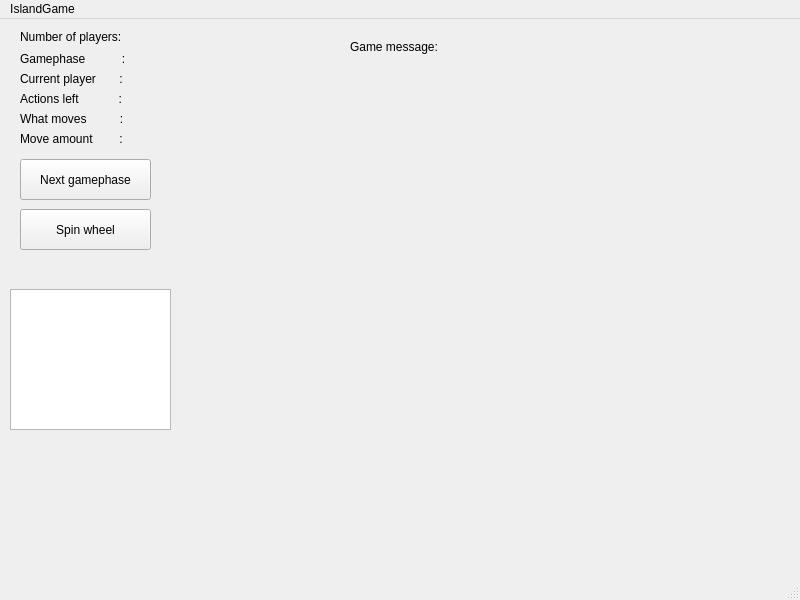
Before: the Qt Designer form UI/mainwindow.ui in Sakujii/islandgame, drawn with Qt 5.
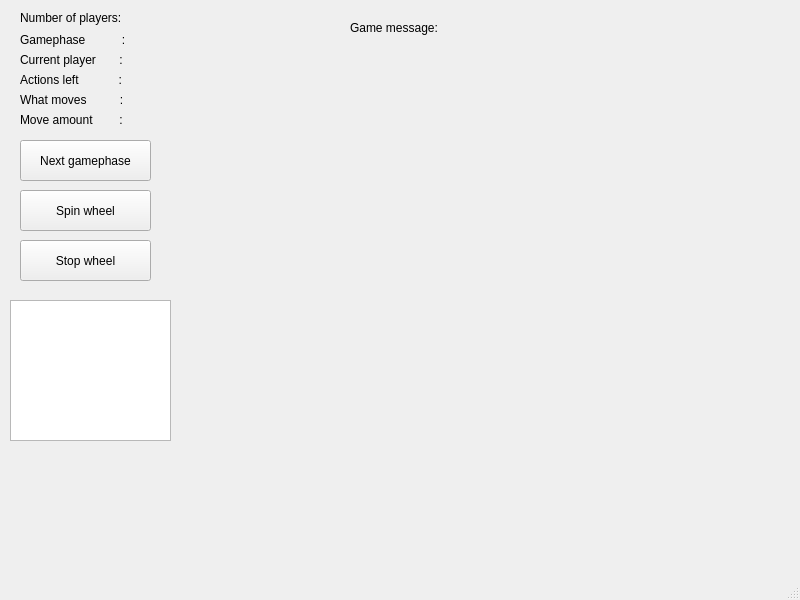
After: the same form once the commit is applied.

Commit message: Added example movie for spinnerWheel

Diff of the .ui file:
```diff
--- a/UI/mainwindow.ui
+++ b/UI/mainwindow.ui
@@ -200,7 +200,7 @@
     <property name="geometry">
      <rect>
       <x>10</x>
-      <y>270</y>
+      <y>300</y>
       <width>161</width>
       <height>141</height>
      </rect>
@@ -239,22 +239,19 @@
      <string>Game message:</string>
     </property>
    </widget>
-  </widget>
-  <widget class="QMenuBar" name="menubar">
+   <widget class="QPushButton" name="pushButton">
    <property name="geometry">
     <rect>
-     <x>0</x>
-     <y>0</y>
-     <width>800</width>
-     <height>22</height>
-    </rect>
-   </property>
-   <widget class="QMenu" name="menuIslandGame">
-    <property name="title">
-     <string>IslandGame</string>
+      <x>20</x>
+      <y>240</y>
+      <width>131</width>
+      <height>41</height>
+     </rect>
+    </property>
+    <property name="text">
+     <string>Stop wheel</string>
     </property>
    </widget>
-   <addaction name="menuIslandGame"/>
   </widget>
   <widget class="QStatusBar" name="statusbar"/>
  </widget>
```
Lines whose indentation alone changed are shown as unchanged. The commit also changes 5 other files.
